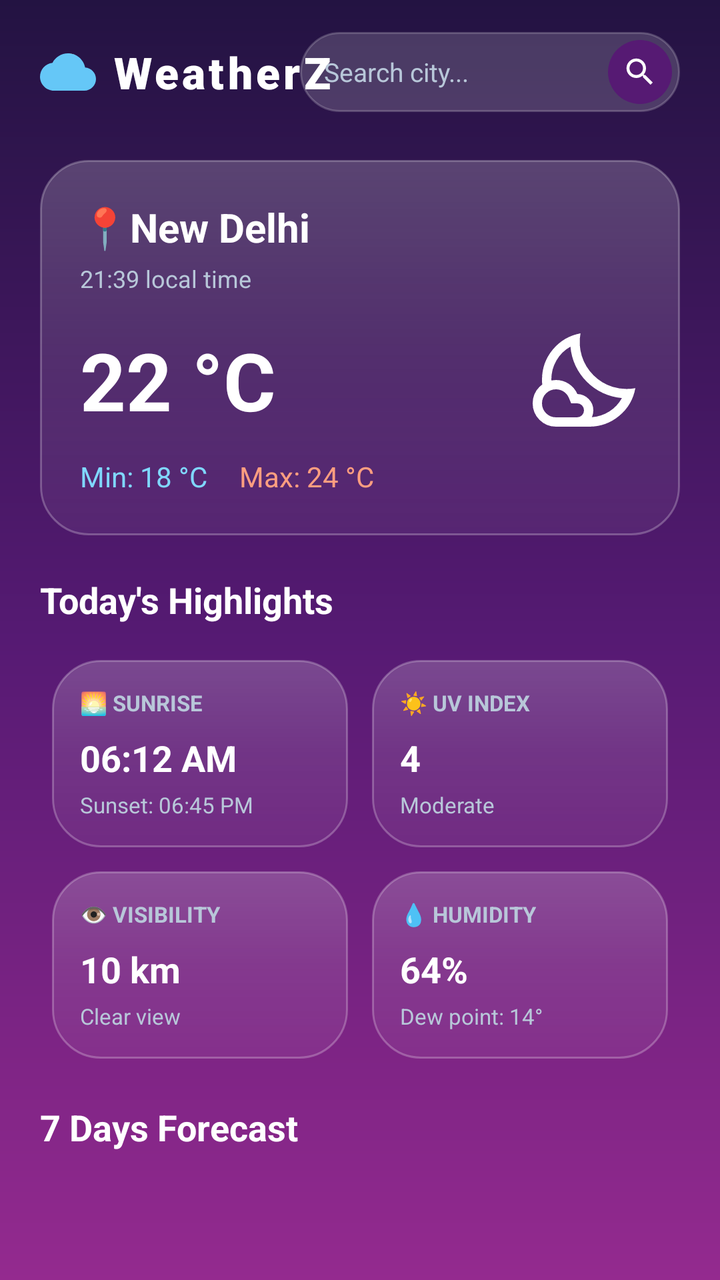
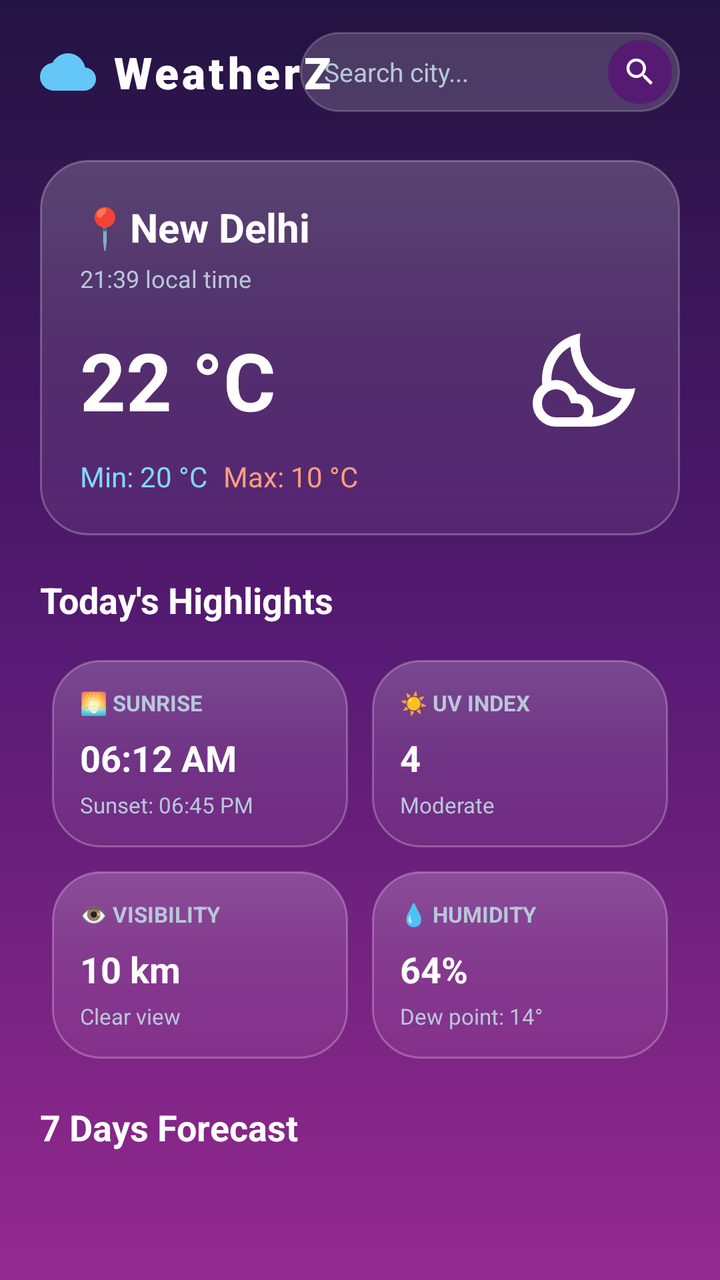

Compare the two renders of this Android layout. The source of the first and the diff that turns it into the second are given below.
<!-- AndroidManifest.xml: application theme Theme.WeatherZ_App -->
<!-- res/layout/fragment_home_page.xml -->
<?xml version="1.0" encoding="utf-8"?>
<androidx.core.widget.NestedScrollView xmlns:android="http://schemas.android.com/apk/res/android"
    xmlns:app="http://schemas.android.com/apk/res-auto"
    xmlns:tools="http://schemas.android.com/tools"
    android:layout_width="match_parent"
    android:layout_height="match_parent"
    android:background="@drawable/bg_blue_purple_gradient"
    android:fillViewport="true"
    tools:context=".Home_page">

    <androidx.constraintlayout.widget.ConstraintLayout
        android:id="@+id/main"
        android:layout_width="match_parent"
        android:layout_height="wrap_content"
        android:paddingStart="20dp"
        android:paddingEnd="20dp"
        android:paddingBottom="24dp">

        <TextView
            android:id="@+id/app_name"
            android:layout_width="wrap_content"
            android:layout_height="wrap_content"
            android:drawablePadding="8dp"
            android:fontFamily="sans-serif-black"
            android:letterSpacing="0.08"
            android:text="WeatherZ"
            android:textColor="@color/primary_text"
            android:textSize="22sp"
            android:textStyle="bold"
            app:drawableStartCompat="@drawable/ic_logo_cloud"
            app:layout_constraintBottom_toBottomOf="@id/search_container"
            app:layout_constraintStart_toStartOf="parent"
            app:layout_constraintTop_toTopOf="@id/search_container" />

        <LinearLayout
            android:id="@+id/search_container"
            android:layout_width="190dp"
            android:layout_height="40dp"
            android:layout_marginTop="16dp"
            android:background="@drawable/bg_search_bar"
            android:gravity="center_vertical"
            android:orientation="horizontal"
            android:paddingStart="12dp"
            android:paddingEnd="4dp"
            app:layout_constraintEnd_toEndOf="parent"
            app:layout_constraintTop_toTopOf="parent">

            <EditText
                android:id="@+id/search_bar"
                android:layout_width="0dp"
                android:layout_height="match_parent"
                android:layout_weight="1"
                android:autofillHints="postalAddress"
                android:background="@null"
                android:hint="Search city..."
                android:imeOptions="actionSearch"
                android:inputType="text"
                android:maxLines="1"
                android:textColor="@color/primary_text"
                android:textColorHint="@color/secondry_text"
                android:textSize="13sp" />

            <ImageView
                android:id="@+id/search_button"
                android:layout_width="32dp"
                android:layout_height="32dp"
                android:background="@drawable/bg_search_btn"
                android:contentDescription="Search button"
                android:padding="7dp"
                android:src="@drawable/search_icon"
                app:tint="#FFFFFF" />

        </LinearLayout>

        <androidx.constraintlayout.widget.ConstraintLayout
            android:id="@+id/weather_card"
            android:layout_width="0dp"
            android:layout_height="wrap_content"
            android:layout_marginTop="24dp"
            android:background="@drawable/bg_weather_card"
            android:padding="20dp"
            app:layout_constraintEnd_toEndOf="parent"
            app:layout_constraintStart_toStartOf="parent"
            app:layout_constraintTop_toBottomOf="@id/search_container">

            <TextView
                android:id="@+id/city_name"
                android:layout_width="wrap_content"
                android:layout_height="wrap_content"
                android:text="📍New Delhi"
                android:textColor="#FFFFFF"
                android:textSize="20sp"
                android:textStyle="bold"
                app:layout_constraintStart_toStartOf="parent"
                app:layout_constraintTop_toTopOf="parent" />

            <TextView
                android:id="@+id/local_time"
                android:layout_width="wrap_content"
                android:layout_height="wrap_content"
                android:layout_marginTop="4dp"
                android:text="21:39 local time"
                android:textColor="@color/secondry_text"
                android:textSize="12sp"
                app:layout_constraintStart_toStartOf="parent"
                app:layout_constraintTop_toBottomOf="@id/city_name" />

            <TextView
                android:id="@+id/temprature_main"
                android:layout_width="wrap_content"
                android:layout_height="wrap_content"
                android:layout_marginTop="16dp"
                android:text="22 °C"
                android:textColor="@color/temp_main"
                android:textSize="40sp"
                android:textStyle="bold"
                app:layout_constraintStart_toStartOf="parent"
                app:layout_constraintTop_toBottomOf="@id/local_time" />

            <ImageView
                android:id="@+id/icon_day"
                android:layout_width="56dp"
                android:layout_height="56dp"
                android:contentDescription="Weather condition icon"
                android:src="@drawable/night_icon"
                app:tint="#FFFFFF"
                app:layout_constraintBottom_toBottomOf="@id/temprature_main"
                app:layout_constraintEnd_toEndOf="parent"
                app:layout_constraintTop_toTopOf="@id/temprature_main" />

            <TextView
                android:id="@+id/min_temp"
                android:layout_width="wrap_content"
                android:layout_height="wrap_content"
                android:layout_marginTop="12dp"
                android:text="Min: 18 °C"
                android:textColor="@color/temp_min"
                android:textSize="14sp"
                app:layout_constraintStart_toStartOf="parent"
                app:layout_constraintTop_toBottomOf="@id/temprature_main" />

            <TextView
                android:id="@+id/max_temp"
                android:layout_width="wrap_content"
                android:layout_height="wrap_content"
                android:layout_marginStart="16dp"
                android:text="Max: 24 °C"
                android:textColor="@color/temp_max"
                android:textSize="14sp"
                app:layout_constraintBottom_toBottomOf="@id/min_temp"
                app:layout_constraintStart_toEndOf="@id/min_temp"
                app:layout_constraintTop_toTopOf="@id/min_temp" />

        </androidx.constraintlayout.widget.ConstraintLayout>

        
        <TextView
            android:id="@+id/highlight_heading"
            android:layout_width="wrap_content"
            android:layout_height="wrap_content"
            android:layout_marginTop="20dp"
            android:text="Today's Highlights"
            android:textColor="@color/primary_text"
            android:textSize="18sp"
            android:textStyle="bold"
            app:layout_constraintStart_toStartOf="parent"
            app:layout_constraintTop_toBottomOf="@id/weather_card" />

        
        <GridLayout
            android:id="@+id/today_highlight_grid"
            android:layout_width="0dp"
            android:layout_height="wrap_content"
            android:layout_marginTop="12dp"
            android:columnCount="2"
            app:layout_constraintEnd_toEndOf="parent"
            app:layout_constraintStart_toStartOf="parent"
            app:layout_constraintTop_toBottomOf="@id/highlight_heading">

            
            <androidx.constraintlayout.widget.ConstraintLayout
                android:id="@+id/card_sunrise"
                android:layout_width="0dp"
                android:layout_height="wrap_content"
                android:layout_columnWeight="1"
                android:layout_margin="6dp"
                android:background="@drawable/bg_weather_card"
                android:padding="14dp">

                <TextView
                    android:id="@+id/label_sunrise"
                    android:layout_width="wrap_content"
                    android:layout_height="wrap_content"
                    android:text="🌅 SUNRISE"
                    android:textColor="@color/secondry_text"
                    android:textSize="11sp"
                    android:textStyle="bold"
                    app:layout_constraintStart_toStartOf="parent"
                    app:layout_constraintTop_toTopOf="parent" />

                <TextView
                    android:id="@+id/text_sunrise"
                    android:layout_width="wrap_content"
                    android:layout_height="wrap_content"
                    android:layout_marginTop="8dp"
                    android:text="06:12 AM"
                    android:textColor="@color/primary_text"
                    android:textSize="18sp"
                    android:textStyle="bold"
                    app:layout_constraintStart_toStartOf="parent"
                    app:layout_constraintTop_toBottomOf="@id/label_sunrise" />

                <TextView
                    android:id="@+id/text_sunset"
                    android:layout_width="wrap_content"
                    android:layout_height="wrap_content"
                    android:layout_marginTop="4dp"
                    android:text="Sunset: 06:45 PM"
                    android:textColor="@color/secondry_text"
                    android:textSize="11sp"
                    app:layout_constraintStart_toStartOf="parent"
                    app:layout_constraintTop_toBottomOf="@id/text_sunrise" />

            </androidx.constraintlayout.widget.ConstraintLayout>

            
            <androidx.constraintlayout.widget.ConstraintLayout
                android:id="@+id/card_uv_index"
                android:layout_width="0dp"
                android:layout_height="wrap_content"
                android:layout_columnWeight="1"
                android:layout_margin="6dp"
                android:background="@drawable/bg_weather_card"
                android:padding="14dp">

                <TextView
                    android:id="@+id/label_uv"
                    android:layout_width="wrap_content"
                    android:layout_height="wrap_content"
                    android:text="☀️ UV INDEX"
                    android:textColor="@color/secondry_text"
                    android:textSize="11sp"
                    android:textStyle="bold"
                    app:layout_constraintStart_toStartOf="parent"
                    app:layout_constraintTop_toTopOf="parent" />

                <TextView
                    android:id="@+id/text_uv_val"
                    android:layout_width="wrap_content"
                    android:layout_height="wrap_content"
                    android:layout_marginTop="8dp"
                    android:text="4"
                    android:textColor="@color/primary_text"
                    android:textSize="18sp"
                    android:textStyle="bold"
                    app:layout_constraintStart_toStartOf="parent"
                    app:layout_constraintTop_toBottomOf="@id/label_uv" />

                <TextView
                    android:id="@+id/text_uv_desc"
                    android:layout_width="wrap_content"
                    android:layout_height="wrap_content"
                    android:layout_marginTop="4dp"
                    android:text="Moderate"
                    android:textColor="@color/secondry_text"
                    android:textSize="11sp"
                    app:layout_constraintStart_toStartOf="parent"
                    app:layout_constraintTop_toBottomOf="@id/text_uv_val" />

            </androidx.constraintlayout.widget.ConstraintLayout>

            
            <androidx.constraintlayout.widget.ConstraintLayout
                android:id="@+id/card_visibility"
                android:layout_width="0dp"
                android:layout_height="wrap_content"
                android:layout_columnWeight="1"
                android:layout_margin="6dp"
                android:background="@drawable/bg_weather_card"
                android:padding="14dp">

                <TextView
                    android:id="@+id/label_visibility"
                    android:layout_width="wrap_content"
                    android:layout_height="wrap_content"
                    android:text="👁️ VISIBILITY"
                    android:textColor="@color/secondry_text"
                    android:textSize="11sp"
                    android:textStyle="bold"
                    app:layout_constraintStart_toStartOf="parent"
                    app:layout_constraintTop_toTopOf="parent" />

                <TextView
                    android:id="@+id/text_vis_val"
                    android:layout_width="wrap_content"
                    android:layout_height="wrap_content"
                    android:layout_marginTop="8dp"
                    android:text="10 km"
                    android:textColor="@color/primary_text"
                    android:textSize="18sp"
                    android:textStyle="bold"
                    app:layout_constraintStart_toStartOf="parent"
                    app:layout_constraintTop_toBottomOf="@id/label_visibility" />

                <TextView
                    android:id="@+id/text_vis_desc"
                    android:layout_width="wrap_content"
                    android:layout_height="wrap_content"
                    android:layout_marginTop="4dp"
                    android:text="Clear view"
                    android:textColor="@color/secondry_text"
                    android:textSize="11sp"
                    app:layout_constraintStart_toStartOf="parent"
                    app:layout_constraintTop_toBottomOf="@id/text_vis_val" />

            </androidx.constraintlayout.widget.ConstraintLayout>

            
            <androidx.constraintlayout.widget.ConstraintLayout
                android:id="@+id/card_humidity"
                android:layout_width="0dp"
                android:layout_height="wrap_content"
                android:layout_columnWeight="1"
                android:layout_margin="6dp"
                android:background="@drawable/bg_weather_card"
                android:padding="14dp">

                <TextView
                    android:id="@+id/label_humidity"
                    android:layout_width="wrap_content"
                    android:layout_height="wrap_content"
                    android:text="💧 HUMIDITY"
                    android:textColor="@color/secondry_text"
                    android:textSize="11sp"
                    android:textStyle="bold"
                    app:layout_constraintStart_toStartOf="parent"
                    app:layout_constraintTop_toTopOf="parent" />

                <TextView
                    android:id="@+id/text_humidity_val"
                    android:layout_width="wrap_content"
                    android:layout_height="wrap_content"
                    android:layout_marginTop="8dp"
                    android:text="64%"
                    android:textColor="@color/primary_text"
                    android:textSize="18sp"
                    android:textStyle="bold"
                    app:layout_constraintStart_toStartOf="parent"
                    app:layout_constraintTop_toBottomOf="@id/label_humidity" />

                <TextView
                    android:id="@+id/text_humidity_desc"
                    android:layout_width="wrap_content"
                    android:layout_height="wrap_content"
                    android:layout_marginTop="4dp"
                    android:text="Dew point: 14°"
                    android:textColor="@color/secondry_text"
                    android:textSize="11sp"
                    app:layout_constraintStart_toStartOf="parent"
                    app:layout_constraintTop_toBottomOf="@id/text_humidity_val" />

            </androidx.constraintlayout.widget.ConstraintLayout>

        </GridLayout>

        <androidx.constraintlayout.widget.ConstraintLayout
            android:id="@+id/forecast_card"
            android:layout_width="0dp"
            android:layout_height="wrap_content"
            android:layout_marginTop="16dp"
            app:layout_constraintEnd_toEndOf="parent"
            app:layout_constraintStart_toStartOf="parent"
            app:layout_constraintTop_toBottomOf="@id/today_highlight_grid">

            <TextView
                android:id="@+id/forecast_heading"
                android:layout_width="wrap_content"
                android:layout_height="wrap_content"
                android:text="7 Days Forecast"
                android:textColor="@color/primary_text"
                android:textSize="18sp"
                android:textStyle="bold"
                app:layout_constraintStart_toStartOf="parent"
                app:layout_constraintTop_toTopOf="parent" />

            <androidx.recyclerview.widget.RecyclerView
                android:id="@+id/fragment_recycler"
                android:layout_width="0dp"
                android:layout_height="wrap_content"
                android:layout_marginTop="12dp"
                android:nestedScrollingEnabled="false"
                android:orientation="horizontal"
                app:layoutManager="androidx.recyclerview.widget.LinearLayoutManager"
                app:layout_constraintEnd_toEndOf="parent"
                app:layout_constraintStart_toStartOf="parent"
                app:layout_constraintTop_toBottomOf="@id/forecast_heading"
                tools:itemCount="7"
                tools:listitem="@layout/fragment_forecast_card" />

        </androidx.constraintlayout.widget.ConstraintLayout>

    </androidx.constraintlayout.widget.ConstraintLayout>

</androidx.core.widget.NestedScrollView>
<!-- res/layout/fragment_forecast_card.xml (included above) -->
<?xml version="1.0" encoding="utf-8"?>
<androidx.constraintlayout.widget.ConstraintLayout xmlns:android="http://schemas.android.com/apk/res/android"
    xmlns:app="http://schemas.android.com/apk/res-auto"
    xmlns:tools="http://schemas.android.com/tools"
    android:id="@+id/card_item"
    android:layout_width="wrap_content"
    android:layout_height="wrap_content"
    android:layout_marginEnd="10dp"
    android:background="@drawable/bg_weather_card"
    android:paddingStart="16dp"
    android:paddingTop="12dp"
    android:paddingEnd="16dp"
    android:paddingBottom="12dp">

    <TextView
        android:id="@+id/forecast_weather"
        android:layout_width="wrap_content"
        android:layout_height="wrap_content"
        android:text="22 °C"
        android:textColor="@color/primary_text"
        android:textSize="16sp"
        android:textStyle="bold"
        app:layout_constraintEnd_toEndOf="parent"
        app:layout_constraintStart_toStartOf="parent"
        app:layout_constraintTop_toTopOf="parent" />

    <ImageView
        android:id="@+id/weathr_icon_forecast"
        android:layout_width="32dp"
        android:layout_height="32dp"
        android:layout_marginTop="8dp"
        android:contentDescription="Forecast weather icon"
        android:src="@drawable/night_icon"
        app:tint="#FFFFFF"
        app:layout_constraintEnd_toEndOf="parent"
        app:layout_constraintStart_toStartOf="parent"
        app:layout_constraintTop_toBottomOf="@id/forecast_weather" />

    <TextView
        android:id="@+id/forecast_day"
        android:layout_width="wrap_content"
        android:layout_height="wrap_content"
        android:layout_marginTop="8dp"
        android:text="Mon"
        android:textColor="@color/secondry_text"
        android:textSize="14sp"
        app:layout_constraintEnd_toEndOf="parent"
        app:layout_constraintStart_toStartOf="parent"
        app:layout_constraintTop_toBottomOf="@id/weathr_icon_forecast" />

</androidx.constraintlayout.widget.ConstraintLayout>
<!-- resources referenced by this layout -->
<resources>
  <color name="primary_text">#FFFFFFFF</color>
  <color name="secondry_text">#B8C7D9</color>
  <color name="temp_main">#FFFFFF</color>
  <color name="temp_max">#FF9E80</color>
  <color name="temp_min">#80D8FF</color>
  <!-- drawable bg_blue_purple_gradient (drawable) -->
  <?xml version="1.0" encoding="utf-8"?>
  <shape xmlns:android="http://schemas.android.com/apk/res/android"
      android:shape="rectangle">
      <gradient
          android:angle="270"
          android:startColor="@color/bg_gradient_start"
          android:centerColor="@color/bg_gradient_center"
          android:endColor="@color/bg_gradient_end"
          android:type="linear" />
  </shape>
  <!-- drawable bg_search_bar (drawable) -->
  <?xml version="1.0" encoding="utf-8"?>
  <shape xmlns:android="http://schemas.android.com/apk/res/android"
      android:shape="rectangle">
      <solid android:color="#2AFFFFFF" />
      <corners android:radius="20dp" />
      <stroke
          android:width="1dp"
          android:color="#33FFFFFF" />
  </shape>
  <!-- drawable bg_search_btn (drawable) -->
  <?xml version="1.0" encoding="utf-8"?>
  <ripple xmlns:android="http://schemas.android.com/apk/res/android"
      android:color="#40FFFFFF">
      <item>
          <shape android:shape="oval">
              <solid android:color="#561A73" />
          </shape>
      </item>
  </ripple>
  <!-- drawable bg_weather_card (drawable) -->
  <?xml version="1.0" encoding="utf-8"?>
  <shape xmlns:android="http://schemas.android.com/apk/res/android"
      android:shape="rectangle">
  
      
      <gradient
          android:angle="270"
          android:startColor="#33FFFFFF"
          android:centerColor="#1AFFFFFF"
          android:endColor="#0DFFFFFF"
          android:type="linear" />
  
      
      <stroke
          android:width="1dp"
          android:color="#40FFFFFF" />
  
      
      <corners android:radius="24dp" />
  </shape>
  <!-- drawable ic_logo_cloud (drawable) -->
  <?xml version="1.0" encoding="utf-8"?>
  <vector xmlns:android="http://schemas.android.com/apk/res/android"
      android:width="28dp"
      android:height="28dp"
      android:viewportWidth="24"
      android:viewportHeight="24">
      
      <path
          android:fillColor="#FFD043"
          android:pathData="M12,4A4,4 0,0 1,16 8A4,4 0,0 1,15.7,9.5A6.5,6.5 0,0 1,18.5 10A6.5,6.5 0,0 0,12 4Z" />
      
      <path
          android:fillColor="#65C7F7"
          android:pathData="M19.35,10.04C18.67,6.59 15.64,4 12,4C9.11,4 6.6,5.64 5.35,8.04C2.34,8.36 0,10.91 0,14C0,17.31 2.69,20 6,20L19,20C21.76,20 24,17.76 24,15C24,12.36 21.95,10.22 19.35,10.04Z" />
  </vector>
  <!-- drawable search_icon (drawable) -->
  <vector xmlns:android="http://schemas.android.com/apk/res/android" android:height="24dp" android:tint="#000000" android:viewportHeight="24" android:viewportWidth="24" android:width="24dp">
        
      <path android:fillColor="@android:color/white" android:pathData="M15.5,14h-0.79l-0.28,-0.27C15.41,12.59 16,11.11 16,9.5 16,5.91 13.09,3 9.5,3S3,5.91 3,9.5 5.91,16 9.5,16c1.61,0 3.09,-0.59 4.23,-1.57l0.27,0.28v0.79l5,4.99L20.49,19l-4.99,-5zM9.5,14C7.01,14 5,11.99 5,9.5S7.01,5 9.5,5 14,7.01 14,9.5 11.99,14 9.5,14z"/>
      
  </vector>
  <style name="Theme.WeatherZ_App" parent="Base.Theme.WeatherZ_App" />
  <color name="bg_gradient_start">#231342</color>
  <color name="bg_gradient_center">#561A73</color>
  <color name="bg_gradient_end">#942A8F</color>
  <style name="Base.Theme.WeatherZ_App" parent="Theme.Material3.DayNight.NoActionBar">
          
          
      </style>
  <!-- unchanged entries left out for length: 1 -->
</resources>

<!-- the commit's change to res/layout/fragment_home_page.xml (unified diff, before → after) -->
@@ -128,28 +128,49 @@
                 app:layout_constraintEnd_toEndOf="parent"
                 app:layout_constraintTop_toTopOf="@id/temprature_main" />
 
-            <TextView
-                android:id="@+id/min_temp"
+
+            <TextView
+                android:id="@+id/min_temp_t"
                 android:layout_width="wrap_content"
                 android:layout_height="wrap_content"
                 android:layout_marginTop="12dp"
-                android:text="Min: 18 °C"
+                android:text="Min: "
                 android:textColor="@color/temp_min"
                 android:textSize="14sp"
                 app:layout_constraintStart_toStartOf="parent"
                 app:layout_constraintTop_toBottomOf="@id/temprature_main" />
 
             <TextView
-                android:id="@+id/max_temp"
-                android:layout_width="wrap_content"
-                android:layout_height="wrap_content"
-                android:layout_marginStart="16dp"
-                android:text="Max: 24 °C"
+                android:id="@+id/min_temp"
+                android:layout_width="wrap_content"
+                android:layout_height="wrap_content"
+                android:text="20 °C"
+                android:textColor="@color/temp_min"
+                android:textSize="14sp"
+                app:layout_constraintStart_toEndOf="@id/min_temp_t"
+                app:layout_constraintTop_toTopOf="@id/min_temp_t"/>
+
+            <TextView
+                android:id="@+id/max_temp_t"
+                android:layout_width="wrap_content"
+                android:layout_height="wrap_content"
+                android:layout_marginTop="12dp"
+                android:layout_marginStart="8dp"
+                android:text="Max: "
                 android:textColor="@color/temp_max"
                 android:textSize="14sp"
-                app:layout_constraintBottom_toBottomOf="@id/min_temp"
                 app:layout_constraintStart_toEndOf="@id/min_temp"
-                app:layout_constraintTop_toTopOf="@id/min_temp" />
+                app:layout_constraintTop_toBottomOf="@id/temprature_main" />
+
+            <TextView
+                android:id="@+id/max_temp"
+                android:layout_width="wrap_content"
+                android:layout_height="wrap_content"
+                android:text="10 °C"
+                android:textColor="@color/temp_max"
+                android:textSize="14sp"
+                app:layout_constraintStart_toEndOf="@id/max_temp_t"
+                app:layout_constraintTop_toTopOf="@id/min_temp_t"/>
 
         </androidx.constraintlayout.widget.ConstraintLayout>
 
